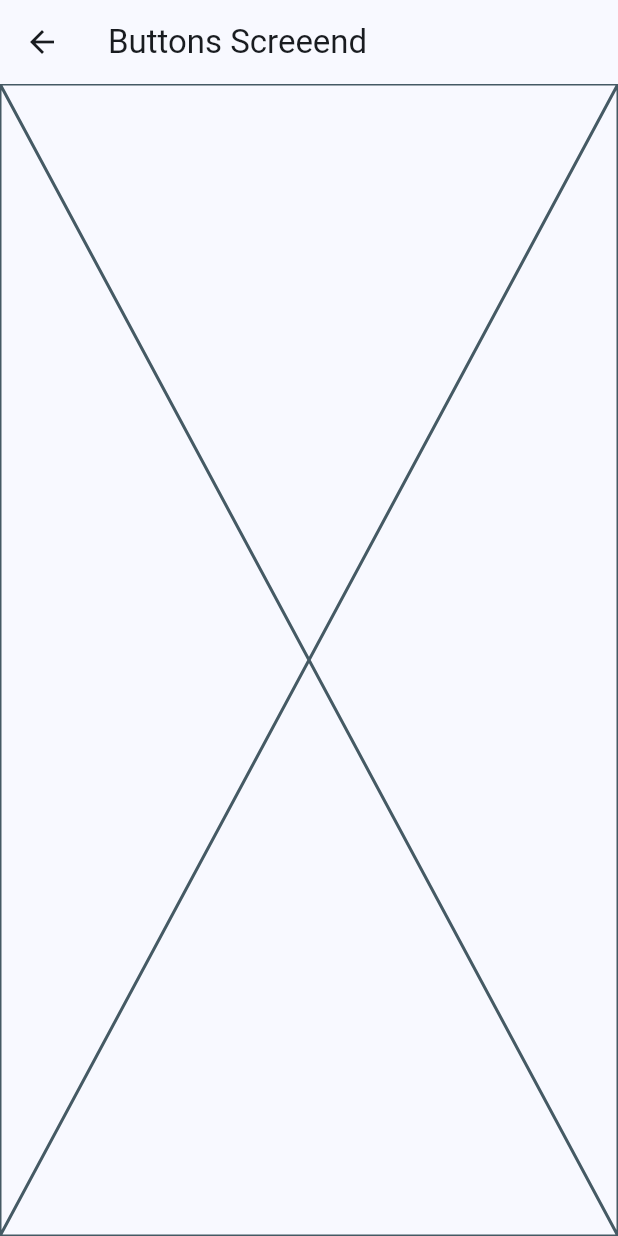
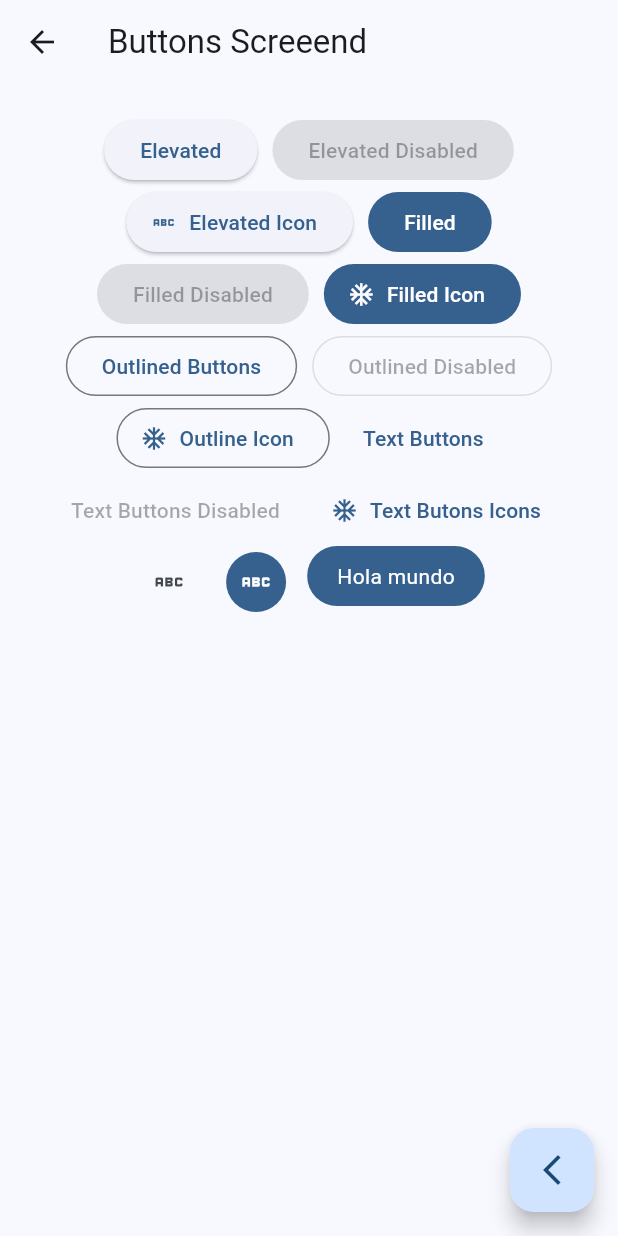
Before and after one commit to RhaFha/flutter-widgets-app, a Flutter app: the screen it shows after launch, after a tap on "Botones", on a phone screen of 412 x 824 dp. Run offline on Flutter 3.47's test engine with Material 2 defaults, Android fonts, the phone set to English and light mode, and no system bars; our stand-ins replace go_router.

Commit message:
buttons screend finalizado

```diff
--- /dev/null
+++ b/lib/config/router/app_router.dart
@@ -0,0 +1,23 @@
+import 'package:go_router/go_router.dart';
+import 'package:widgets_app/presentation/screens/screens.dart';
+
+final appRouter = GoRouter(
+  initialLocation: '/',
+  routes: [
+    GoRoute(
+      path: '/',
+      name: HomeScreen.name,
+      builder: (context, state) => HomeScreen(),
+      ),
+    GoRoute(
+      path: '/buttons',
+      name: ButtonsScreend.name,
+      builder: (context, state) => ButtonsScreend(),
+      ),
+    GoRoute(
+      path: '/cards',
+      name: CardsScreend.name,
+      builder: (context, state) => CardsScreend(),
+      ),
+  ],
+);
--- a/lib/main.dart
+++ b/lib/main.dart
@@ -1,8 +1,6 @@
 import 'package:flutter/material.dart';
+import 'package:widgets_app/config/router/app_router.dart';
 import 'package:widgets_app/config/theme/app_theme.dart';
-import 'package:widgets_app/presentation/screens/buttons/buttons_screend.dart';
-import 'package:widgets_app/presentation/screens/cards/cards_screend.dart';
-import 'package:widgets_app/presentation/screens/home/home_screen.dart';
 
 void main() {
   runApp(const MainApp());
@@ -13,14 +11,11 @@ class MainApp extends StatelessWidget {
 
   @override
   Widget build(BuildContext context) {
-    return MaterialApp(
+    return MaterialApp.router(
+      routerConfig: appRouter,
       debugShowCheckedModeBanner: false,
       theme: AppTheme(selecterColor: 0).getTheme(),
-      home: HomeScreen(),
-      routes: {
-        '/buttons':(context) => const ButtonsScreend(),
-        '/cards': (context) => const CardsScreend(),
-      },
+
     );
   }
 }
--- a/lib/presentation/screens/buttons/buttons_screend.dart
+++ b/lib/presentation/screens/buttons/buttons_screend.dart
@@ -1,6 +1,10 @@
 import 'package:flutter/material.dart';
+import 'package:go_router/go_router.dart';
 
 class ButtonsScreend extends StatelessWidget {
+
+  static const String name = 'buttons_screen';
+
   const ButtonsScreend({super.key});
 
   @override
@@ -9,7 +13,78 @@ class ButtonsScreend extends StatelessWidget {
       appBar: AppBar(
         title: const Text('Buttons Screeend'),
       ),
-      body: const Placeholder(),
+      body: const _ButtonsView(),
+      floatingActionButton: FloatingActionButton(
+        child: const Icon(Icons.arrow_back_ios_new_outlined),
+        onPressed: (){
+          context.pop();
+        },
+      ),
     );
   }
 }
+
+class _ButtonsView extends StatelessWidget {
+  const _ButtonsView();
+
+  @override
+  Widget build(BuildContext context) {
+    final colors = Theme.of(context).colorScheme;
+
+    return SizedBox(
+      width: double.infinity,
+      child: Padding(
+        padding: const EdgeInsets.symmetric(horizontal: 10,vertical: 20),
+        child: Wrap(
+          alignment: WrapAlignment.center,
+          spacing: 10,
+          children: [
+            ElevatedButton(onPressed: (){}, child: const Text('Elevated')),
+            const ElevatedButton(onPressed: null, child: Text('Elevated Disabled')),
+            ElevatedButton.icon(onPressed: (){}, icon: const Icon(Icons.abc_outlined), label: const Text('Elevated Icon')),
+            FilledButton(onPressed: (){}, child: const Text('Filled')),
+            const FilledButton(onPressed: null, child: Text('Filled Disabled')),
+            FilledButton.icon(onPressed: (){}, icon: const Icon(Icons.ac_unit), label: const Text('Filled Icon'),),
+            OutlinedButton(onPressed: (){}, child: const Text('Outlined Buttons')),
+            const OutlinedButton(onPressed: null, child: Text('Outlined Disabled')),
+            OutlinedButton.icon(onPressed: (){}, icon: const Icon(Icons.ac_unit_outlined), label: const Text('Outline Icon')),
+            TextButton(onPressed: (){}, child: const Text('Text Buttons')),
+            const TextButton(onPressed: null, child: Text('Text Buttons Disabled')),
+            TextButton.icon(onPressed: (){}, icon: const Icon(Icons.ac_unit_sharp), label: const Text('Text Butons Icons')),
+            IconButton(onPressed: (){}, icon: const Icon(Icons.abc_outlined)),
+            IconButton(onPressed: (){}, icon: const Icon(Icons.abc_outlined), style: ButtonStyle(
+              backgroundColor: MaterialStatePropertyAll(colors.primary),
+              iconColor: const MaterialStatePropertyAll(Colors.white),
+              )
+            ),
+            const CustomButtons(),
+          ],
+        ),
+      ),
+    );
+  }
+}
+
+class CustomButtons extends StatelessWidget {
+  const CustomButtons({super.key});
+
+  @override
+  Widget build(BuildContext context) {
+
+    final colors = Theme.of(context).colorScheme;
+
+    return ClipRRect(
+      borderRadius: BorderRadius.circular(20),
+      child: Material(
+        color: colors.primary,
+        child: InkWell(
+          onTap: (){},
+          child: Padding(
+            padding: const EdgeInsets.symmetric(horizontal: 20, vertical: 10),
+            child: Text('Hola mundo', style: TextStyle(color: Colors.white ),),
+          ),
+        ),
+      ),
+    );
+  }
+}
--- a/lib/presentation/screens/cards/cards_screend.dart
+++ b/lib/presentation/screens/cards/cards_screend.dart
@@ -1,6 +1,9 @@
 import 'package:flutter/material.dart';
 
 class CardsScreend extends StatelessWidget {
+
+  static const String name = 'cards_screen';
+
   const CardsScreend({super.key});
 
   @override
--- a/lib/presentation/screens/home/home_screen.dart
+++ b/lib/presentation/screens/home/home_screen.dart
@@ -1,15 +1,19 @@
 import 'package:flutter/material.dart';
+import 'package:go_router/go_router.dart';
 import 'package:widgets_app/menu/menu_item.dart';
-import 'package:widgets_app/presentation/screens/buttons/buttons_screend.dart';
+import 'package:widgets_app/presentation/screens/screens.dart';
 
 class HomeScreen extends StatelessWidget {
+
+  static const String name = 'home_screen';
+
   const HomeScreen({super.key});
 
   @override
   Widget build(BuildContext context) {
     return Scaffold(
       appBar: AppBar(
-        title: Text('Widgets App'),
+        title: const Text('Widgets App'),
       ),
       body: const _HomeView(),
     );
@@ -54,12 +58,16 @@ class _CustomListTitle extends StatelessWidget {
       subtitle: Text(listItem.subTilte),
       onTap: (){
         //TODO: Navegar a otras pantallas
+
         // Navigator.of(context).push(
         //   MaterialPageRoute(
         //     builder: (context) => const ButtonsScreend(),
         //     )
         // );
-        Navigator.pushNamed(context, listItem.link);
+        // Navigator.pushNamed(context, listItem.link);
+         context.push(listItem.link);
+        //context.pushNamed( CardsScreend.name);
+
       },
     );
   }
--- /dev/null
+++ b/lib/presentation/screens/screens.dart
@@ -0,0 +1,3 @@
+export 'package:widgets_app/presentation/screens/buttons/buttons_screend.dart';
+export 'package:widgets_app/presentation/screens/cards/cards_screend.dart';
+export 'package:widgets_app/presentation/screens/home/home_screen.dart';
--- a/pubspec.yaml
+++ b/pubspec.yaml
@@ -9,11 +9,12 @@ environment:
 dependencies:
   flutter:
     sdk: flutter
+  go_router: ^12.0.1
 
 dev_dependencies:
+  flutter_lints: ^2.0.0
   flutter_test:
     sdk: flutter
-  flutter_lints: ^2.0.0
 
 flutter:
   uses-material-design: true
```
Also changed, not shown: pubspec.lock.
